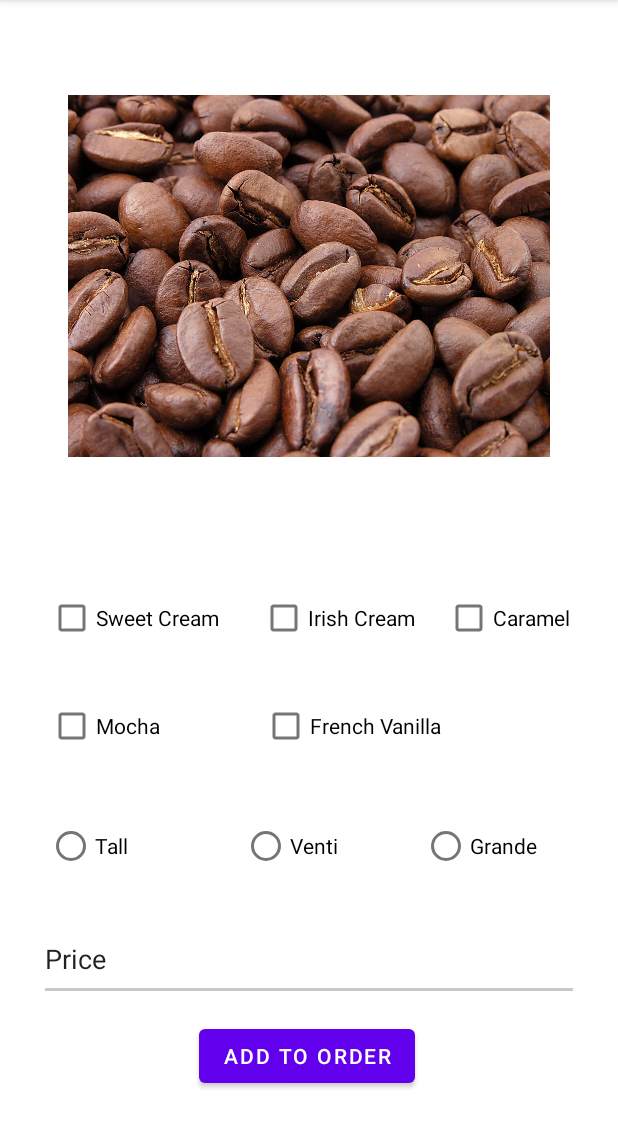
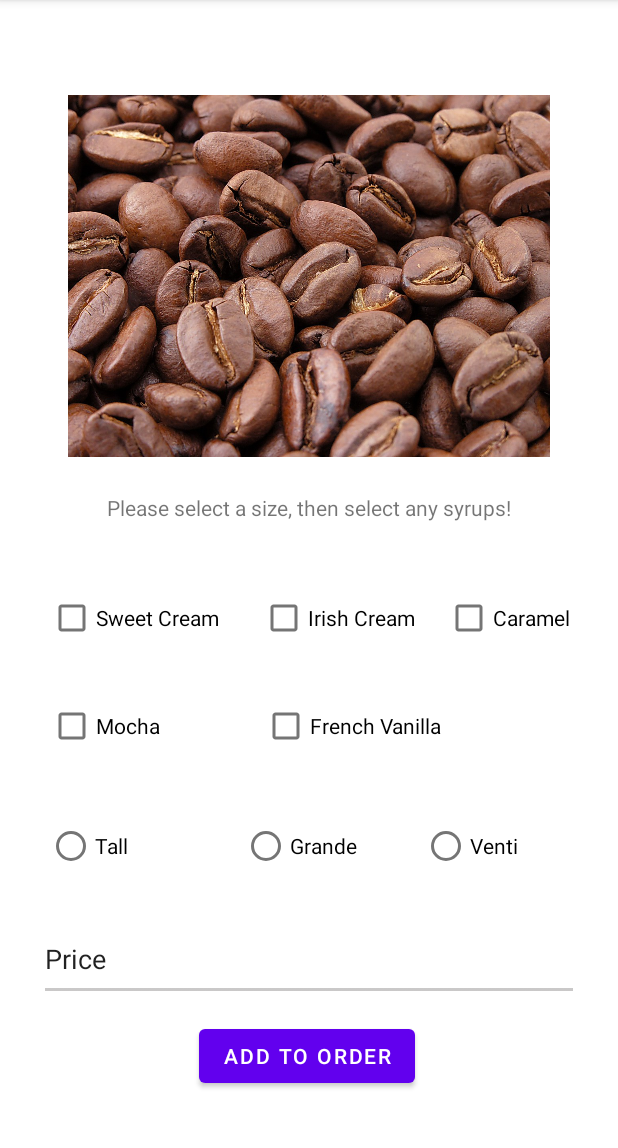
Before and after one commit to adrianjosuemosquera/project5, an Android app: the coffeeController screen opened directly, with no data from a screen before it, on a phone screen of 412 x 824 dp, the part 84-1232 px from its top. Run offline under Robolectric (Android 15) with nearby library versions, the light colour scheme and no system bars.

Commit message:
making coffee

```diff
--- a/app/src/main/java/com/example/rutgerscafe/coffee.java
+++ b/app/src/main/java/com/example/rutgerscafe/coffee.java
@@ -3,8 +3,8 @@ package com.example.rutgerscafe;
 public class coffee {
 
     public static double price = 0;
-    private String cupSize;
-    private String addIns;
+    public static String cupSize;
+    public static String addIns;
 
     public coffee(String cupSize, String addIns, double price) {
 
--- a/app/src/main/res/layout/coffee_view.xml
+++ b/app/src/main/res/layout/coffee_view.xml
@@ -126,7 +126,7 @@
             android:layout_width="wrap_content"
             android:layout_height="wrap_content"
             android:text="@string/largeButtonName"
-            android:translationX="130dp"
+            android:translationX="250dp"
             android:visibility="visible"
             app:layout_constraintBottom_toTopOf="parent"
             app:layout_constraintEnd_toEndOf="@id/orderViewListView"
@@ -149,7 +149,7 @@
             android:layout_width="wrap_content"
             android:layout_height="48dp"
             android:text="@string/mediumButtonName"
-            android:translationX="250dp"
+            android:translationX="130dp"
             android:translationY="-96dp"
             app:layout_constraintBottom_toTopOf="@+id/subtotalTextBox"
             app:layout_constraintEnd_toStartOf="@+id/largeButton"
@@ -158,5 +158,17 @@
 
     </RadioGroup>
 
+    <TextView
+        android:id="@+id/textView"
+        android:layout_width="wrap_content"
+        android:layout_height="wrap_content"
+        android:layout_marginStart="69dp"
+        android:layout_marginTop="22dp"
+        android:layout_marginEnd="69dp"
+        android:text="@string/instructions_for_coffee"
+        app:layout_constraintEnd_toEndOf="parent"
+        app:layout_constraintStart_toStartOf="parent"
+        app:layout_constraintTop_toBottomOf="@+id/imageView" />
+
 
 </androidx.constraintlayout.widget.ConstraintLayout>
--- a/app/src/main/res/values/strings.xml
+++ b/app/src/main/res/values/strings.xml
@@ -24,5 +24,6 @@
     <string name = "totalTextBoxName">Total</string>
     <string name = "taxTextBoxName">Sales Tax</string>
 
+    <string name = "instructions_for_coffee">Please select a size, then select any syrups!</string>
 
 </resources>
```
Also changed, not shown: app/src/main/java/com/example/rutgerscafe/basketController.java (+20 -0 lines), app/src/main/java/com/example/rutgerscafe/coffeeController.java (+70 -6 lines).
